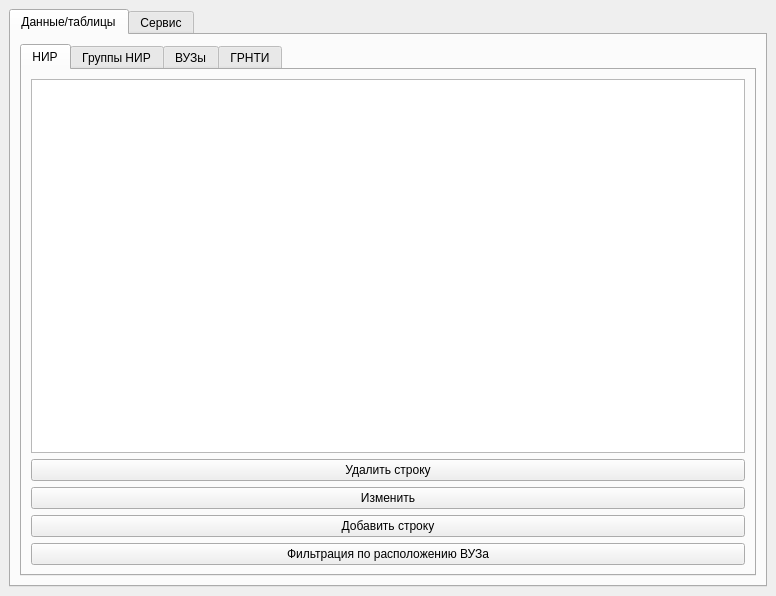
Old version of the form MainForm.ui in the repository VaninaAY/SYBD.
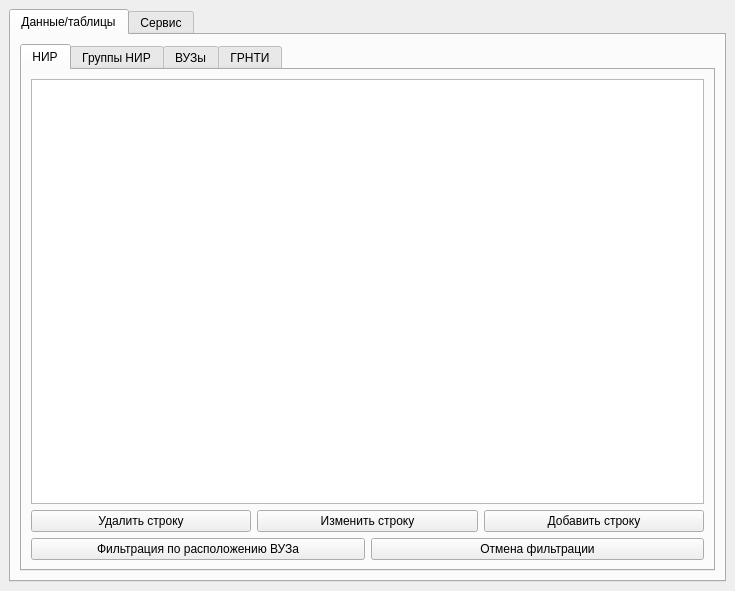
New version of the form.

Diff of the .ui file:
```diff
--- a/MainForm.ui
+++ b/MainForm.ui
@@ -6,8 +6,8 @@
    <rect>
     <x>0</x>
     <y>0</y>
-    <width>776</width>
-    <height>596</height>
+    <width>735</width>
+    <height>591</height>
    </rect>
   </property>
   <property name="windowTitle">
@@ -24,7 +24,7 @@
        <attribute name="title">
         <string>Данные/таблицы</string>
        </attribute>
-       <layout class="QVBoxLayout" name="verticalLayout_3">
+       <layout class="QVBoxLayout" name="verticalLayout_4">
         <item>
          <widget class="QTabWidget" name="table_tab">
           <property name="currentIndex">
@@ -34,7 +34,7 @@
            <attribute name="title">
             <string>НИР</string>
            </attribute>
-           <layout class="QVBoxLayout" name="verticalLayout_4">
+           <layout class="QVBoxLayout" name="verticalLayout_3">
             <item>
              <widget class="QTableView" name="table_NIR">
               <property name="editTriggers">
@@ -43,6 +43,8 @@
              </widget>
             </item>
             <item>
+             <layout class="QHBoxLayout" name="horizontalLayout_3">
+              <item>
              <widget class="QPushButton" name="Button_delete">
               <property name="text">
                <string>Удалить строку</string>
@@ -52,7 +54,7 @@
             <item>
              <widget class="QPushButton" name="Button_change">
               <property name="text">
-               <string>Изменить</string>
+                 <string>Изменить строку</string>
               </property>
              </widget>
             </item>
@@ -63,6 +65,10 @@
               </property>
              </widget>
             </item>
+             </layout>
+            </item>
+            <item>
+             <layout class="QHBoxLayout" name="horizontalLayout">
             <item>
              <widget class="QPushButton" name="Button_filter">
               <property name="text">
@@ -70,6 +76,15 @@
               </property>
              </widget>
             </item>
+              <item>
+               <widget class="QPushButton" name="Button_filter_2">
+                <property name="text">
+                 <string>Отмена фильтрации</string>
+                </property>
+               </widget>
+              </item>
+             </layout>
+            </item>
            </layout>
           </widget>
           <widget class="QWidget" name="tab_6">
```
Left out of the diff: 14 changed lines with no effect on the pictures. Lines whose indentation alone changed are shown as unchanged.
